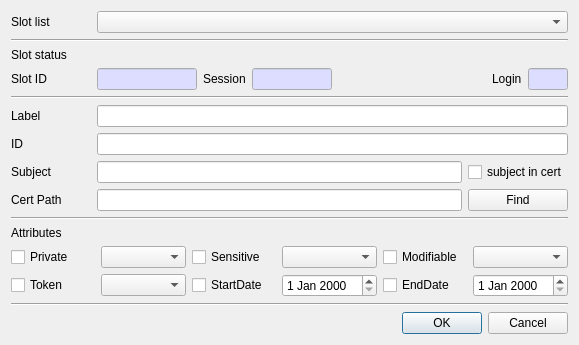
This is CryptokiMan/import_cert_dlg.ui in jykim74/CryptokiMan as Qt 5 draws it before an edit. The edited form follows.
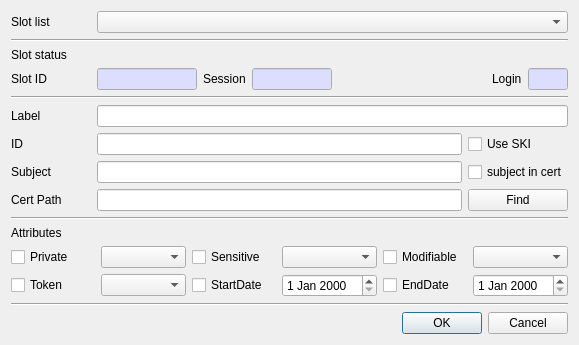
This is the edited form.

```diff
--- a/CryptokiMan/import_cert_dlg.ui
+++ b/CryptokiMan/import_cert_dlg.ui
@@ -272,9 +272,6 @@
      <item row="3" column="1">
       <widget class="QLineEdit" name="mCertPathText"/>
      </item>
-     <item row="1" column="1" colspan="2">
-      <widget class="QLineEdit" name="mIDText"/>
-     </item>
      <item row="0" column="0">
       <widget class="QLabel" name="label_4">
        <property name="minimumSize">
@@ -315,6 +312,16 @@
        </property>
       </widget>
      </item>
+     <item row="1" column="1">
+      <widget class="QLineEdit" name="mIDText"/>
+     </item>
+     <item row="1" column="2">
+      <widget class="QCheckBox" name="mUseSKICheck">
+       <property name="text">
+        <string>Use SKI</string>
+       </property>
+      </widget>
+     </item>
     </layout>
    </item>
    <item>
```
Left out of the diff: 40 changed lines with no effect on the pictures.
